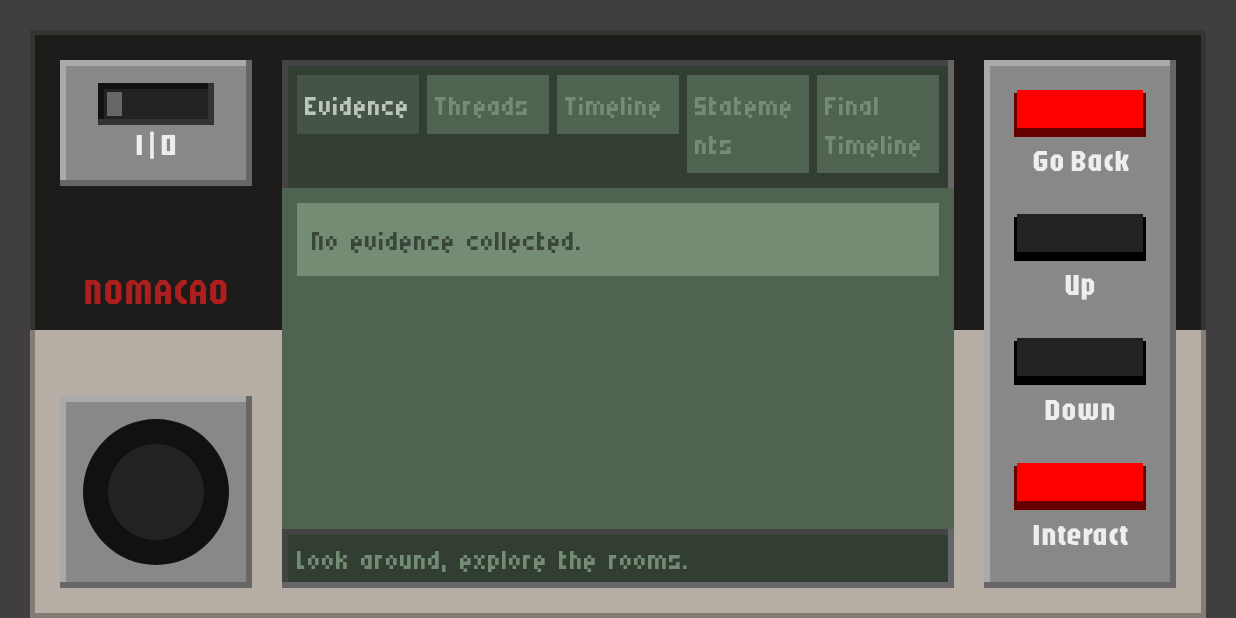
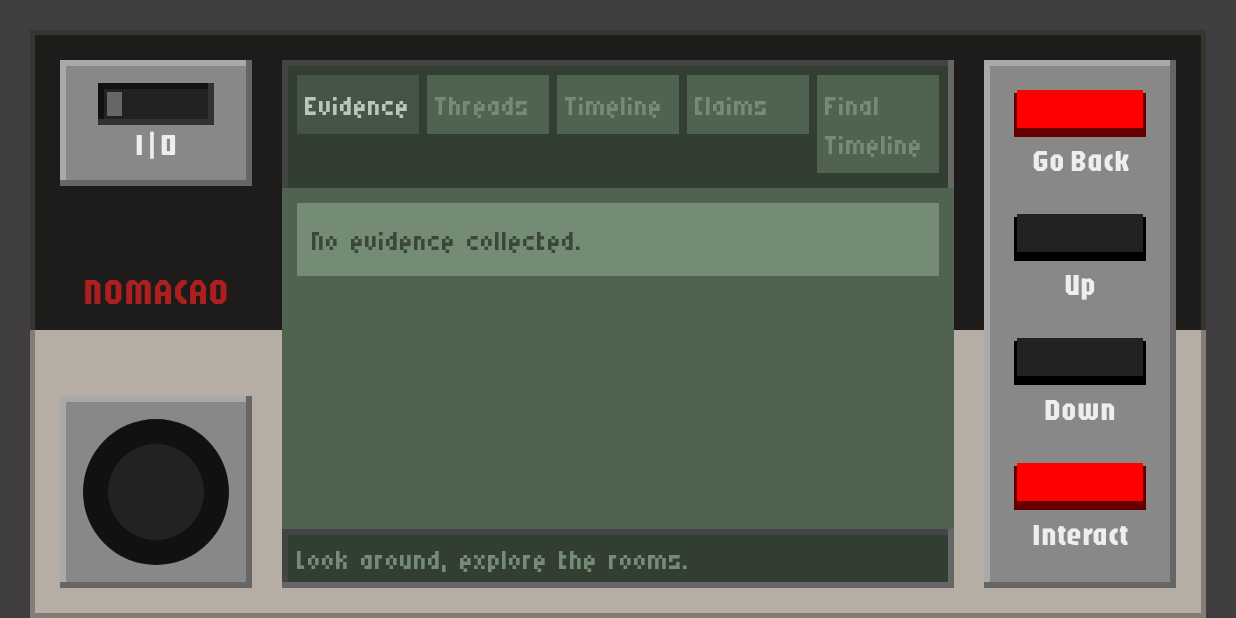
Before and after one commit to Moutaz-Code/TraceRoute, an Android app: the fragment HandheldFragment placed in its activity, on a phone screen of 824 x 412 dp (held sideways). Run offline under Robolectric (Android 15) with nearby library versions, the phone set to English and light mode, and no system bars.

Commit message:
cleanup: remove the unused asset and change handheld tab name

```diff
--- a/app/src/main/res/layout/fragment_handheld.xml
+++ b/app/src/main/res/layout/fragment_handheld.xml
@@ -152,7 +152,7 @@
                     android:layout_width="0dp"
                     android:layout_height="wrap_content"
                     android:layout_weight="1"
-                    android:text="Statements"
+                    android:text="Claims"
                     android:padding="@dimen/handheld_offset_5"
                     style="@style/handheld_display_element.inactive"
                     />
```
Also changed, not shown: app/src/main/res/drawable-nodpi/laptop_desktop.png (deleted).
